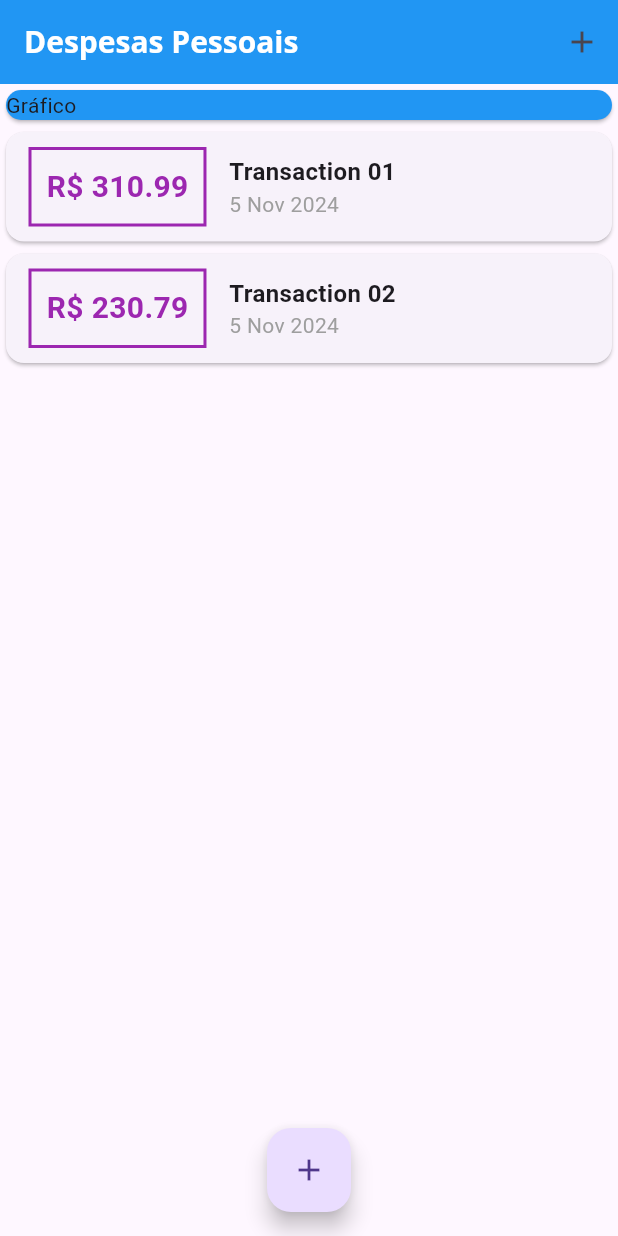
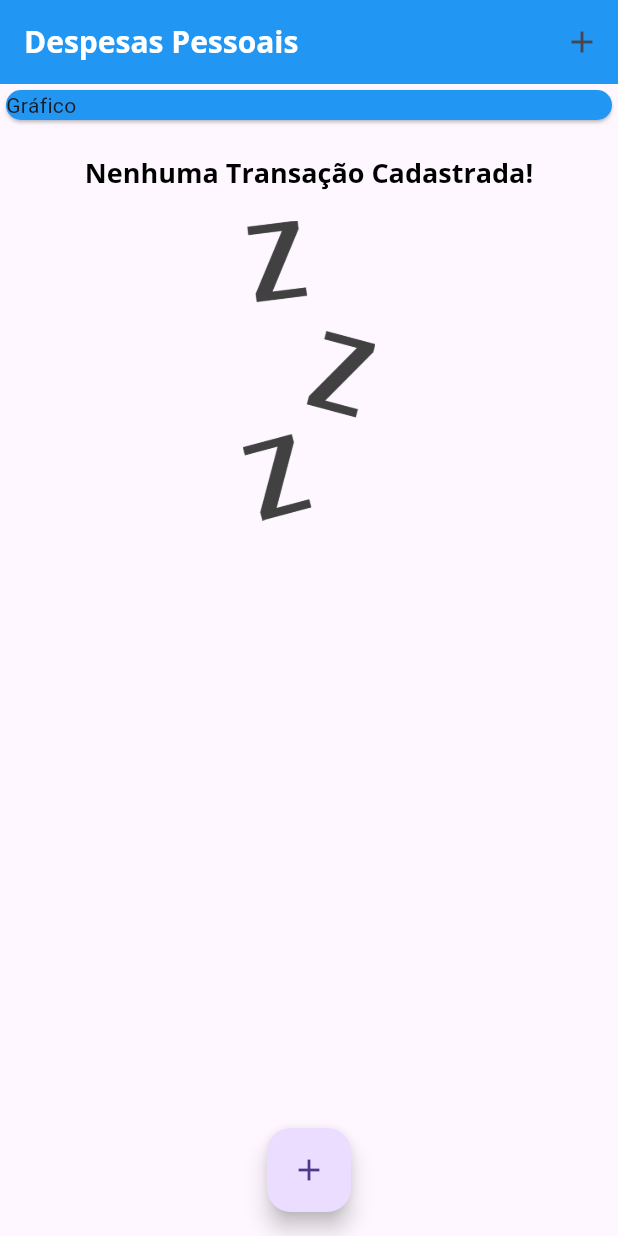
Before and after one commit to eskokado/expenses, a Flutter app: the screen it shows after launch, on a phone screen of 412 x 824 dp. Run offline on Flutter 3.47's test engine with Material 3 defaults, Android fonts, the phone set to English and light mode, and no system bars.

```diff
--- a/lib/components/transaction_list.dart
+++ b/lib/components/transaction_list.dart
@@ -14,7 +14,23 @@ class TransactionList extends StatelessWidget {
   Widget build(BuildContext context) {
     return Container(
       height: 550,
-      child: ListView.builder(
+      child: transactions.isEmpty ? Column(
+        children: [
+          SizedBox(height: 20,),
+          Text(
+              'Nenhuma Transação Cadastrada!',
+            style: Theme.of(context).textTheme.titleLarge,
+          ),
+          SizedBox(height: 20,),
+          Container(
+            height: 200,
+            child: Image.asset(
+                'assets/images/waiting.png',
+              fit: BoxFit.cover,
+            ),
+          ),
+        ],
+      ) : ListView.builder(
         itemCount: transactions.length,
         itemBuilder: (ctx, index) {
           final tr = transactions[index];
--- a/lib/main.dart
+++ b/lib/main.dart
@@ -51,19 +51,19 @@ class MyHomePage extends StatefulWidget {
 }
 
 class _MyHomePageState extends State<MyHomePage> {
-  final _transactions = [
-    Transaction(
-        id: 't1',
-        title: 'Transaction 01',
-        value: 310.99,
-        date: DateTime.now()
-    ),
-    Transaction(
-        id: 't2',
-        title: 'Transaction 02',
-        value: 230.79,
-        date: DateTime.now()
-    )
+  final List<Transaction> _transactions = [
+    // Transaction(
+    //     id: 't1',
+    //     title: 'Transaction 01',
+    //     value: 310.99,
+    //     date: DateTime.now()
+    // ),
+    // Transaction(
+    //     id: 't2',
+    //     title: 'Transaction 02',
+    //     value: 230.79,
+    //     date: DateTime.now()
+    // )
   ];
 
   _addTransaction(String title, double value) {
--- a/pubspec.yaml
+++ b/pubspec.yaml
@@ -60,9 +60,9 @@ flutter:
   uses-material-design: true
 
   # To add assets to your application, add an assets section, like this:
-  # assets:
-  #   - images/a_dot_burr.jpeg
-  #   - images/a_dot_ham.jpeg
+  assets:
+    - assets/images/waiting.png
+#     - images/a_dot_ham.jpeg
 
   # An image asset can refer to one or more resolution-specific "variants", see
   # https://flutter.dev/to/resolution-aware-images
```
Also changed, not shown: assets/images/waiting.png (added).
